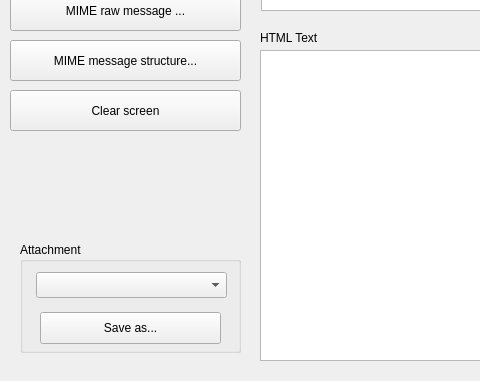
Before: the Qt Designer form qt/main_window.ui in chwnam/lifemotif-desktop, drawn with Qt 5; both pictures show x 0 to 480 and y 399 to 780 of the 1024 by 780 pixel window.
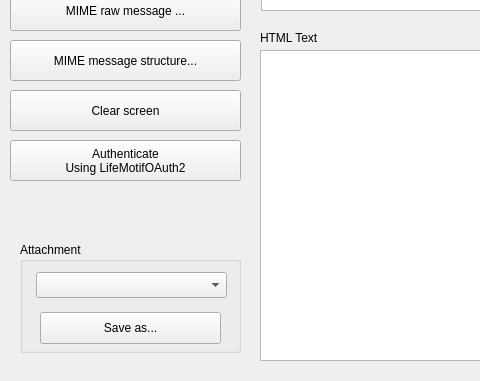
After: the same form once the commit is applied. Icons and pictures are not drawn. Custom widgets are drawn as their Qt base class.

Patch:
```diff
--- a/qt/main_window.ui
+++ b/qt/main_window.ui
@@ -297,6 +297,20 @@
      <string>Display HTML Tags</string>
     </property>
    </widget>
+   <widget class="QPushButton" name="AuthenticateButton">
+    <property name="geometry">
+     <rect>
+      <x>10</x>
+      <y>520</y>
+      <width>231</width>
+      <height>41</height>
+     </rect>
+    </property>
+    <property name="text">
+     <string>Authenticate
+Using LifeMotifOAuth2</string>
+    </property>
+   </widget>
   </widget>
   <widget class="QMenuBar" name="menuBar">
    <property name="geometry">
```
